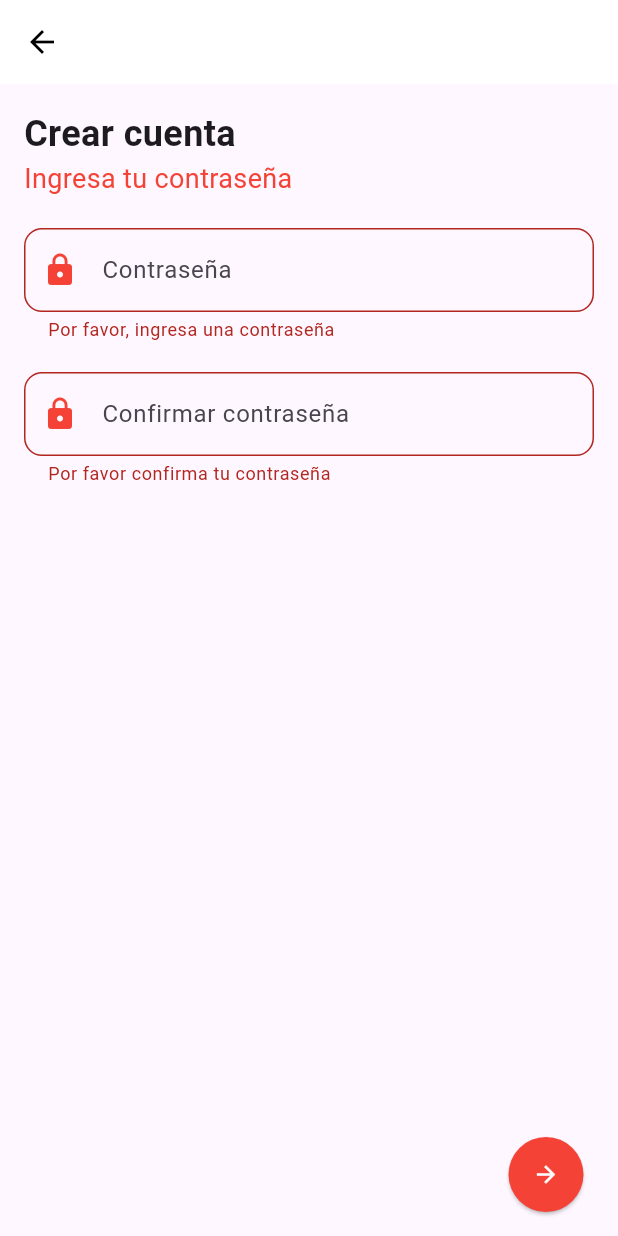
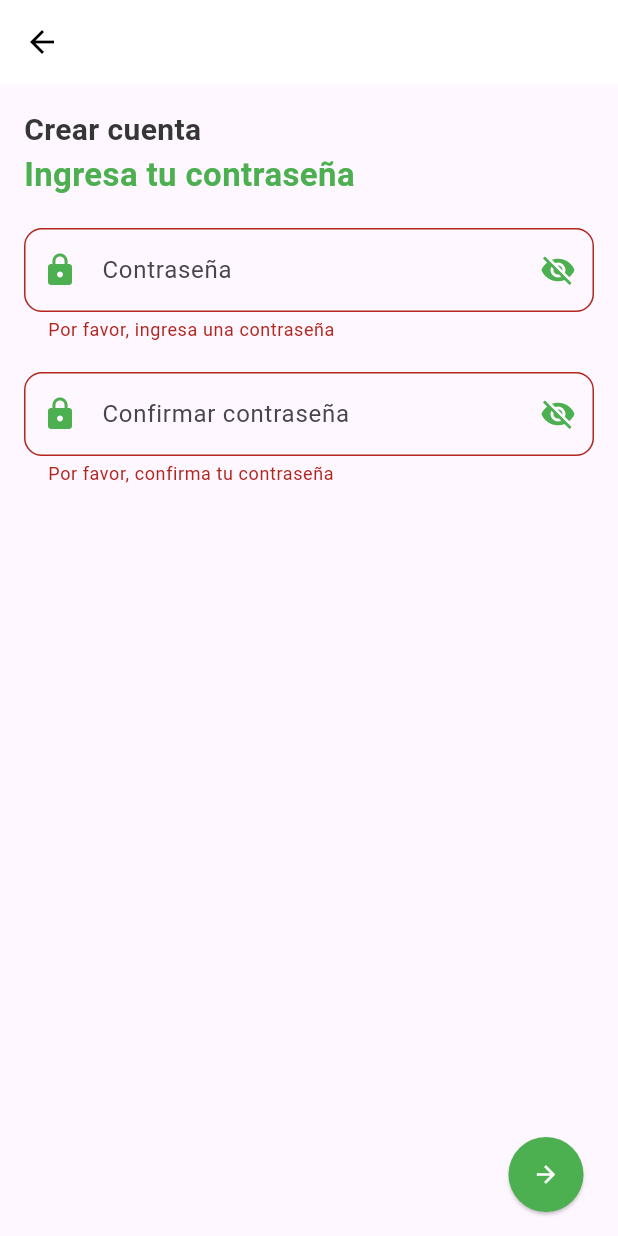
Before and after one commit to Darling-P11/imagrov2, a Flutter app: the PasswordRegisterScreen screen opened by its route, after a tap on the "arrow forward" icon, on a phone screen of 412 x 824 dp. Run offline on Flutter 3.47's test engine with Material 3 defaults, Android fonts, the light colour scheme and no system bars; our stand-ins replace cloud_firestore, firebase_auth, firebase_core, firebase_storage, fluttertoast, image_picker; accounts and stored records are empty.

Commit message:
registro_ok_color

```diff
--- a/lib/screens/password_register_screen.dart
+++ b/lib/screens/password_register_screen.dart
@@ -16,6 +16,8 @@ class _PasswordRegisterScreenState extends State<PasswordRegisterScreen> {
   final TextEditingController _confirmPasswordController =
       TextEditingController();
   final _formKey = GlobalKey<FormState>();
+  bool _isPasswordVisible = false; // Control de visibilidad de contraseña
+  bool _isLoading = false; // Indicador de carga
 
   // Validar contraseñas
   String? _validatePassword(String? value) {
@@ -25,6 +27,8 @@ class _PasswordRegisterScreenState extends State<PasswordRegisterScreen> {
       return 'La contraseña debe tener entre 8 y 16 caracteres';
     } else if (!RegExp(r'(?=.*[A-Z])').hasMatch(value)) {
       return 'Debe contener al menos una mayúscula';
+    } else if (!RegExp(r'(?=.*[a-z])').hasMatch(value)) {
+      return 'Debe contener al menos una minúscula';
     } else if (!RegExp(r'(?=.*[!@#$%^&*(),.?":{}|<>])').hasMatch(value)) {
       return 'Debe contener al menos un carácter especial';
     }
@@ -41,12 +45,23 @@ class _PasswordRegisterScreenState extends State<PasswordRegisterScreen> {
     );
   }
 
-  void _nextStep() {
+  Future<void> _nextStep() async {
     if (_formKey.currentState!.validate()) {
       if (_passwordController.text != _confirmPasswordController.text) {
         _showToast('Las contraseñas no coinciden');
         return;
       }
+
+      setState(() {
+        _isLoading = true;
+      });
+
+      await Future.delayed(Duration(seconds: 2)); // Simulación de carga
+
+      setState(() {
+        _isLoading = false;
+      });
+
       Navigator.push(
         context,
         MaterialPageRoute(
@@ -67,42 +82,84 @@ class _PasswordRegisterScreenState extends State<PasswordRegisterScreen> {
         backgroundColor: Colors.white,
         elevation: 0,
       ),
-      body: Padding(
+      body: Stack(
+        children: [
+          Padding(
             padding: const EdgeInsets.all(16.0),
             child: Form(
               key: _formKey,
               child: Column(
                 crossAxisAlignment: CrossAxisAlignment.start,
                 children: [
-              Text('Crear cuenta',
-                  style: TextStyle(fontSize: 24, fontWeight: FontWeight.bold)),
-              Text('Ingresa tu contraseña',
-                  style: TextStyle(fontSize: 18, color: Colors.red)),
+                  Text(
+                    'Crear cuenta',
+                    style: TextStyle(
+                      fontSize: 20,
+                      fontWeight: FontWeight.bold,
+                      color: const Color.fromARGB(255, 54, 54, 54),
+                    ),
+                  ),
+                  Text(
+                    'Ingresa tu contraseña',
+                    style: TextStyle(
+                      fontSize: 22,
+                      fontWeight: FontWeight.bold,
+                      color: Colors.green,
+                    ),
+                  ),
                   SizedBox(height: 20),
                   TextFormField(
                     controller: _passwordController,
-                obscureText: true,
+                    obscureText: !_isPasswordVisible,
                     decoration: InputDecoration(
-                  prefixIcon: Icon(Icons.lock, color: Colors.red),
+                      prefixIcon: Icon(Icons.lock, color: Colors.green),
                       hintText: 'Contraseña',
                       border: OutlineInputBorder(
-                      borderRadius: BorderRadius.circular(12)),
+                        borderRadius: BorderRadius.circular(12),
+                      ),
+                      suffixIcon: IconButton(
+                        icon: Icon(
+                          _isPasswordVisible
+                              ? Icons.visibility
+                              : Icons.visibility_off,
+                          color: Colors.green,
+                        ),
+                        onPressed: () {
+                          setState(() {
+                            _isPasswordVisible = !_isPasswordVisible;
+                          });
+                        },
+                      ),
                     ),
                     validator: _validatePassword,
                   ),
                   SizedBox(height: 20),
                   TextFormField(
                     controller: _confirmPasswordController,
-                obscureText: true,
+                    obscureText: !_isPasswordVisible,
                     decoration: InputDecoration(
-                  prefixIcon: Icon(Icons.lock, color: Colors.red),
+                      prefixIcon: Icon(Icons.lock, color: Colors.green),
                       hintText: 'Confirmar contraseña',
                       border: OutlineInputBorder(
-                      borderRadius: BorderRadius.circular(12)),
+                        borderRadius: BorderRadius.circular(12),
+                      ),
+                      suffixIcon: IconButton(
+                        icon: Icon(
+                          _isPasswordVisible
+                              ? Icons.visibility
+                              : Icons.visibility_off,
+                          color: Colors.green,
+                        ),
+                        onPressed: () {
+                          setState(() {
+                            _isPasswordVisible = !_isPasswordVisible;
+                          });
+                        },
+                      ),
                     ),
                     validator: (value) {
                       if (value == null || value.isEmpty) {
-                    return 'Por favor confirma tu contraseña';
+                        return 'Por favor, confirma tu contraseña';
                       }
                       return null;
                     },
@@ -113,7 +170,7 @@ class _PasswordRegisterScreenState extends State<PasswordRegisterScreen> {
                     child: ElevatedButton(
                       onPressed: _nextStep,
                       style: ElevatedButton.styleFrom(
-                    backgroundColor: Colors.red,
+                        backgroundColor: Colors.green,
                         shape: CircleBorder(),
                         padding: EdgeInsets.all(16),
                       ),
@@ -124,6 +181,18 @@ class _PasswordRegisterScreenState extends State<PasswordRegisterScreen> {
               ),
             ),
           ),
+          if (_isLoading)
+            Container(
+              color: Colors.black54, // Fondo semitransparente
+              child: Center(
+                child: CircularProgressIndicator(
+                  valueColor: AlwaysStoppedAnimation<Color>(Colors.green),
+                  strokeWidth: 6,
+                ),
+              ),
+            ),
+        ],
+      ),
     );
   }
 }
```
Also changed, not shown: lib/screens/enter_email_screen.dart (+78 -29 lines). Lines whose indentation alone changed are shown as unchanged.
